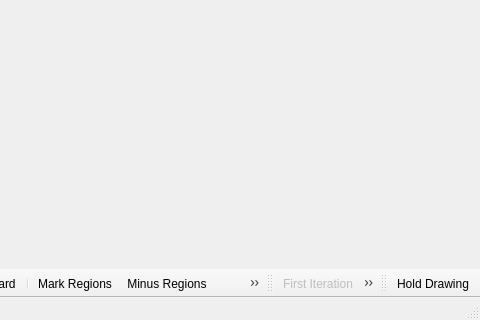
radio-astro/casa, file code/plotms/implement/Gui/PlotMSPlotter.ui: the form before one commit; both pictures show x 320 to 800 and y 280 to 600 of the 800 by 600 pixel window.
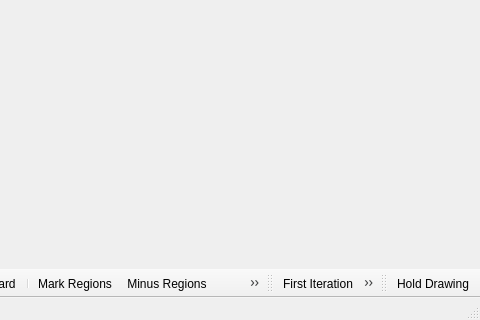
The form after the commit. Icons and pictures are not drawn.

The edit to the form file:
```diff
--- a/code/plotms/implement/Gui/PlotMSPlotter.ui
+++ b/code/plotms/implement/Gui/PlotMSPlotter.ui
@@ -124,10 +124,10 @@
    <attribute name="toolBarBreak" >
     <bool>false</bool>
    </attribute>
-   <addaction name="actionIterFirst" />
-   <addaction name="actionIterPrev" />
-   <addaction name="actionIterNext" />
-   <addaction name="actionIterLast" />
+   <addaction name="actionIterFirst"/>
+   <addaction name="actionIterPrev"/>
+   <addaction name="actionIterNext"/>
+   <addaction name="actionIterLast"/>
   </widget>
   <widget class="QToolBar" name="displayToolBar" >
    <property name="windowTitle" >
@@ -181,9 +181,9 @@
     <string>Locate</string>
    </property>
   </action>
-  <action name="actionIterNext" >
-   <property name="enabled" >
-    <bool>false</bool>
+  <action name="actionIterNext">
+   <property name="enabled">
+    <bool>true</bool>
    </property>
    <property name="icon" >
     <iconset resource="PlotMSPlotter.qrc" >:/actions/images/next.png</iconset>
@@ -192,9 +192,9 @@
     <string>Next Iteration</string>
    </property>
   </action>
-  <action name="actionIterPrev" >
-   <property name="enabled" >
-    <bool>false</bool>
+  <action name="actionIterPrev">
+   <property name="enabled">
+    <bool>true</bool>
    </property>
    <property name="icon" >
     <iconset resource="PlotMSPlotter.qrc" >:/actions/images/prev.png</iconset>
@@ -312,9 +312,9 @@
     <string>Iteration</string>
    </property>
   </action>
-  <action name="actionIterFirst" >
-   <property name="enabled" >
-    <bool>false</bool>
+  <action name="actionIterFirst">
+   <property name="enabled">
+    <bool>true</bool>
    </property>
    <property name="icon" >
     <iconset resource="PlotMSPlotter.qrc" >:/actions/images/first.png</iconset>
@@ -323,9 +323,9 @@
     <string>First Iteration</string>
    </property>
   </action>
-  <action name="actionIterLast" >
-   <property name="enabled" >
-    <bool>false</bool>
+  <action name="actionIterLast">
+   <property name="enabled">
+    <bool>true</bool>
    </property>
    <property name="icon" >
     <iconset resource="PlotMSPlotter.qrc" >:/actions/images/last.png</iconset>
```
Left out of the diff: 436 changed lines with no effect on the pictures.
